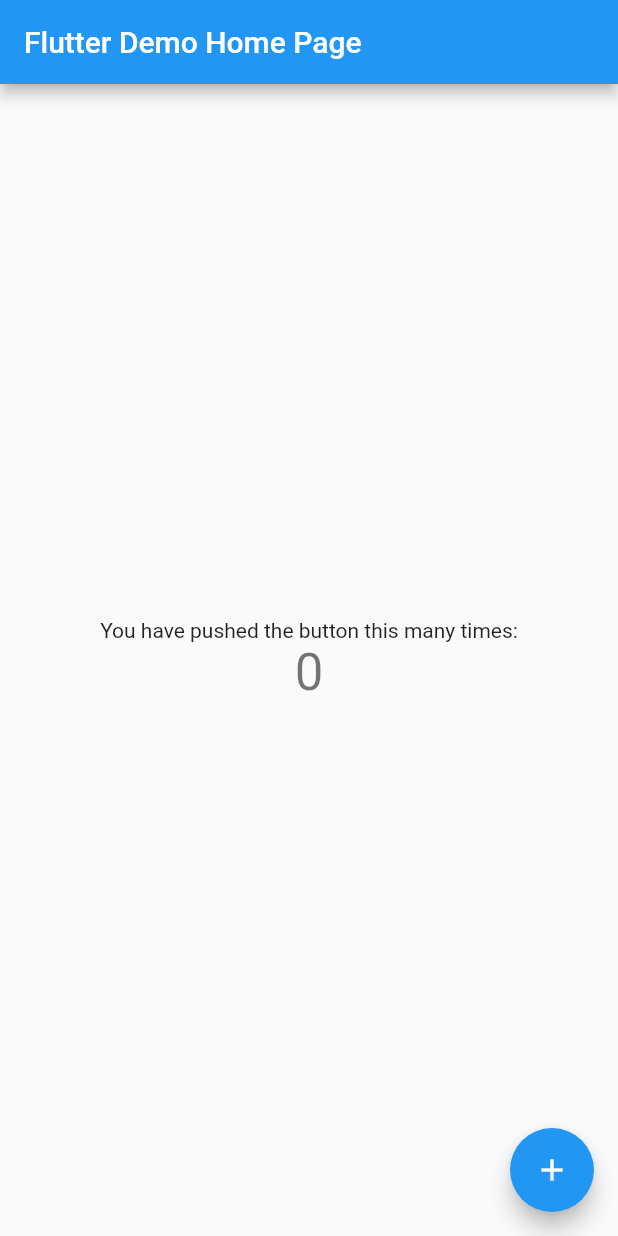
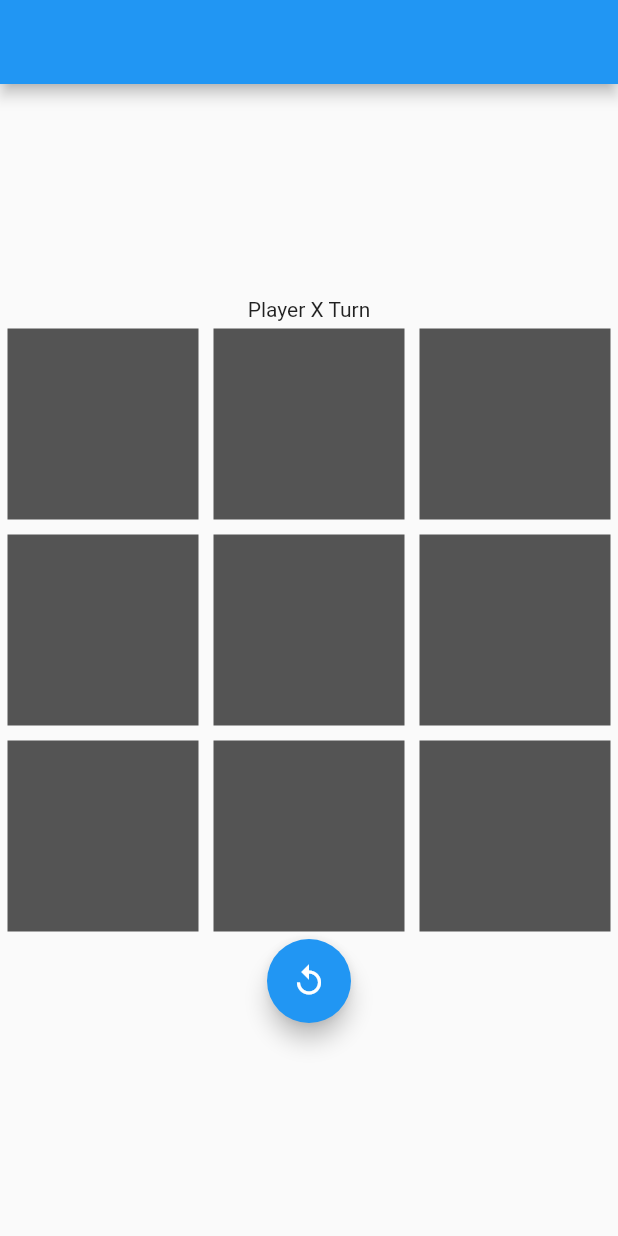
Before and after one commit to RamyBouchareb25/mini-games, a Flutter app: the screen it shows after launch, on a phone screen of 412 x 824 dp. Run offline on Flutter 3.47's test engine with Material 2 defaults, Android fonts, the phone set to English and light mode, and no system bars.

Commit message:
state managment + win condition

```diff
--- a/lib/main.dart
+++ b/lib/main.dart
@@ -1,4 +1,9 @@
 import 'package:flutter/material.dart';
+
+enum PlayerState {
+  playerX,
+  playerY,
+}
 
 void main() {
   runApp(const MyApp());
@@ -7,109 +12,147 @@ void main() {
 class MyApp extends StatelessWidget {
   const MyApp({super.key});
 
-  // This widget is the root of your application.
   @override
   Widget build(BuildContext context) {
     return MaterialApp(
       title: 'Flutter Demo',
       theme: ThemeData(
-        // This is the theme of your application.
-        //
-        // Try running your application with "flutter run". You'll see the
-        // application has a blue toolbar. Then, without quitting the app, try
-        // changing the primarySwatch below to Colors.green and then invoke
-        // "hot reload" (press "r" in the console where you ran "flutter run",
-        // or simply save your changes to "hot reload" in a Flutter IDE).
-        // Notice that the counter didn't reset back to zero; the application
-        // is not restarted.
         primarySwatch: Colors.blue,
       ),
-      home: const MyHomePage(title: 'Flutter Demo Home Page'),
+      home: const GameBoard(),
     );
   }
 }
 
-class MyHomePage extends StatefulWidget {
-  const MyHomePage({super.key, required this.title});
-
-  // This widget is the home page of your application. It is stateful, meaning
-  // that it has a State object (defined below) that contains fields that affect
-  // how it looks.
-
-  // This class is the configuration for the state. It holds the values (in this
-  // case the title) provided by the parent (in this case the App widget) and
-  // used by the build method of the State. Fields in a Widget subclass are
-  // always marked "final".
-
-  final String title;
+class GameBoard extends StatefulWidget {
+  const GameBoard({super.key});
 
   @override
-  State<MyHomePage> createState() => _MyHomePageState();
+  State<GameBoard> createState() => _GameBoardState();
 }
 
-class _MyHomePageState extends State<MyHomePage> {
-  int _counter = 0;
+class _GameBoardState extends State<GameBoard> {
+  static PlayerState player = PlayerState.playerX;
 
-  void _incrementCounter() {
-    setState(() {
-      // This call to setState tells the Flutter framework that something has
-      // changed in this State, which causes it to rerun the build method below
-      // so that the display can reflect the updated values. If we changed
-      // _counter without calling setState(), then the build method would not be
-      // called again, and so nothing would appear to happen.
-      _counter++;
-    });
+  List<String> boardState = ["", "", "", "", "", "", "", "", "", ""];
+  late bool gameEnded;
+  bool draw = false;
+  @override
+  void initState() {
+    super.initState();
+    gameEnded = false;
   }
 
   @override
   Widget build(BuildContext context) {
-    // This method is rerun every time setState is called, for instance as done
-    // by the _incrementCounter method above.
-    //
-    // The Flutter framework has been optimized to make rerunning build methods
-    // fast, so that you can just rebuild anything that needs updating rather
-    // than having to individually change instances of widgets.
     return Scaffold(
-      appBar: AppBar(
-        // Here we take the value from the MyHomePage object that was created by
-        // the App.build method, and use it to set our appbar title.
-        title: Text(widget.title),
-      ),
+      appBar: AppBar(),
       body: Center(
-        // Center is a layout widget. It takes a single child and positions it
-        // in the middle of the parent.
         child: Column(
-          // Column is also a layout widget. It takes a list of children and
-          // arranges them vertically. By default, it sizes itself to fit its
-          // children horizontally, and tries to be as tall as its parent.
-          //
-          // Invoke "debug painting" (press "p" in the console, choose the
-          // "Toggle Debug Paint" action from the Flutter Inspector in Android
-          // Studio, or the "Toggle Debug Paint" command in Visual Studio Code)
-          // to see the wireframe for each widget.
-          //
-          // Column has various properties to control how it sizes itself and
-          // how it positions its children. Here we use mainAxisAlignment to
-          // center the children vertically; the main axis here is the vertical
-          // axis because Columns are vertical (the cross axis would be
-          // horizontal).
           mainAxisAlignment: MainAxisAlignment.center,
-          children: <Widget>[
-            const Text(
-              'You have pushed the button this many times:',
-            ),
-            Text(
-              '$_counter',
-              style: Theme.of(context).textTheme.headlineMedium,
-            ),
-          ],
+          children: [_headerText(), _board(), _resetbutton()],
         ),
       ),
-      floatingActionButton: FloatingActionButton(
-        onPressed: _incrementCounter,
-        tooltip: 'Increment',
-        child: const Icon(Icons.add),
-      ), // This trailing comma makes auto-formatting nicer for build methods.
     );
   }
+
+  Widget _headerText() {
+    if (!gameEnded) {
+      return Text('Player ${player == PlayerState.playerX ? "X" : "Y"} Turn');
+    } else if (!draw) {
+      return Text('Player ${player == PlayerState.playerX ? "X" : "Y"} Won !');
+    } else {
+      return const Text("Draw !!");
+    }
+  }
+
+  Widget _board() {
+    return Align(
+      alignment: Alignment.center,
+      child: SizedBox(
+        height: MediaQuery.of(context).size.height / 2,
+        child: GridView.builder(
+          itemCount: 9,
+          gridDelegate: const SliverGridDelegateWithFixedCrossAxisCount(
+              crossAxisCount: 3),
+          itemBuilder: (context, index) {
+            return _box(index);
+          },
+        ),
+      ),
+    );
+  }
+
+  Widget _box(int index) {
+    return InkWell(
+      onTap: () {
+        setState(() {
+          if (boardState[index] == "" && !gameEnded) {
+            boardState[index] = player == PlayerState.playerX ? "X" : "Y";
+            hasWon();
+            if (!gameEnded) {
+              player = player == PlayerState.playerX
+                  ? PlayerState.playerY
+                  : PlayerState.playerX;
+            }
+          }
+        });
+      },
+      child: Container(
+        color: const Color.fromARGB(255, 84, 84, 84),
+        margin: const EdgeInsets.all(5),
+        child: Center(
+          child: Text(
+            boardState[index],
+            style: const TextStyle(
+              color: Colors.white,
+              fontSize: 50,
+            ),
+          ),
+        ),
+      ),
+    );
+  }
+
+  Widget _resetbutton() {
+    return FloatingActionButton(
+      child: const Icon(Icons.replay),
+      onPressed: () {
+        setState(() {
+          boardState = ["", "", "", "", "", "", "", "", "", ""];
+          gameEnded = false;
+          draw = false;
+          player = PlayerState.playerX;
+        });
+      },
+    );
+  }
+
+  void hasWon() {
+    if (boardState.every((e) => e != "")) {
+      gameEnded = true;
+      draw = true;
+    }
+
+    List<List<int>> winningPos = [
+      [0, 1, 2],
+      [3, 4, 5],
+      [6, 7, 8],
+      [0, 3, 6],
+      [1, 4, 7],
+      [2, 5, 8],
+      [0, 4, 8],
+      [2, 4, 6]
+    ];
+    for (var element in winningPos) {
+      String pos1 = boardState[element[0]];
+      String pos2 = boardState[element[1]];
+      String pos3 = boardState[element[2]];
+      if (pos1 != "" && pos2 != "" && pos3 != "") {
+        if (pos1 == pos2 && pos2 == pos3) {
+          gameEnded = true;
+        }
+      }
+    }
+  }
 }
```
Also changed, not shown: 2 other files.
